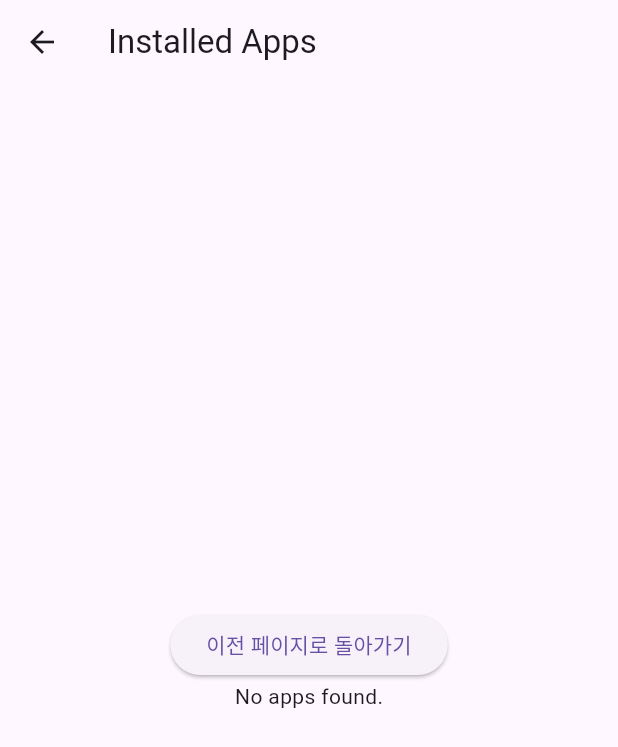
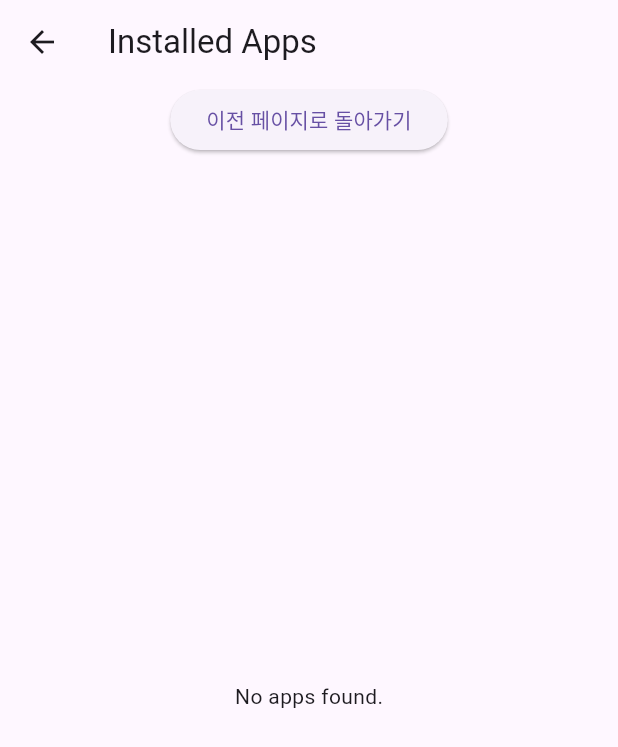
Before and after one commit to rac114/flutterRepo, a Flutter app: the SecondPage screen opened directly, on a phone screen of 412 x 824 dp. Shown: the top 747 px of the screen. Run offline on Flutter 3.47's test engine with Material 3 defaults, Android fonts, the phone set to English and light mode, and no system bars; missing offline and left inert: installed_apps.

Commit message:
second_page.dart 업데이트

```diff
--- a/lib/second_page.dart
+++ b/lib/second_page.dart
@@ -33,11 +33,12 @@ class _SecondPageState extends State<SecondPage> {
           ElevatedButton(
             child: Text('이전 페이지로 돌아가기'),
             onPressed: () {
-            // Navigator를 사용하여 이전 페이지로 돌아감
               Navigator.pop(context);
             },
           ),
-          FutureBuilder<List<AppInfo>>(
+          // FutureBuilder를 Expanded로 감싸서 남은 공간을 모두 차지하도록 함
+          Expanded(
+            child: FutureBuilder<List<AppInfo>>(
               future: _apps,
               builder: (context, snapshot) {
                 if (snapshot.connectionState == ConnectionState.waiting) {
@@ -56,7 +57,7 @@ class _SecondPageState extends State<SecondPage> {
                           InstalledApps.startApp(app.packageName);
                         },
                         child: ListTile(
-                        leading: Image.memory(app.icon!, width: 50, height:50),
+                          leading: Image.memory(app.icon!, width: 50, height: 50),
                           title: Text(app.name!),
                           subtitle: const Text('list subtitle'),
                         ),
@@ -66,7 +67,8 @@ class _SecondPageState extends State<SecondPage> {
                 }
               },
             ),
-        ]
+          ),
+        ],
       ),
     );
   }
```
Lines whose indentation alone changed are shown as unchanged.
